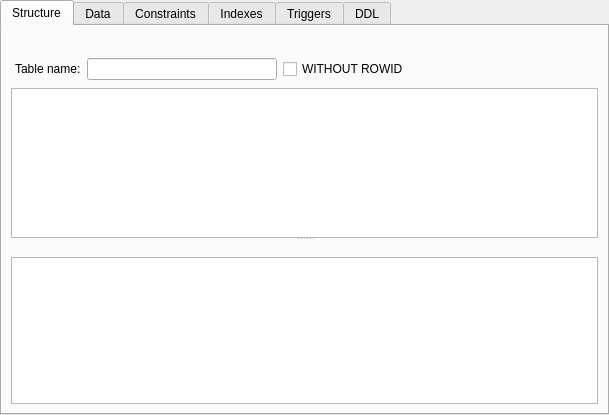
The window that SQLiteStudio3/guiSQLiteStudio/windows/tablewindow.ui (pawelsalawa/sqlitestudio) describes before a commit, drawn with Qt 5.
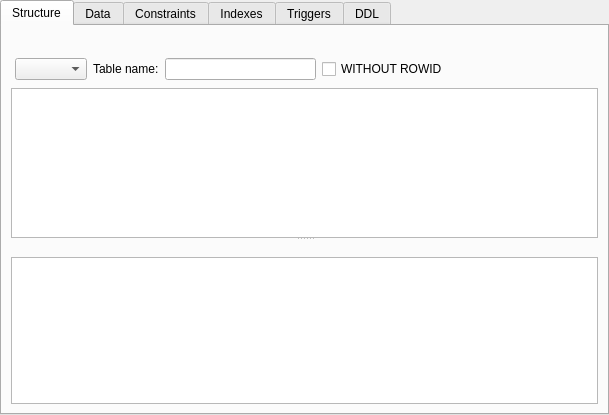
The same window after the commit. Custom widgets are drawn as their Qt base class.

What changed in the file:
```diff
--- a/SQLiteStudio3/guiSQLiteStudio/windows/tablewindow.ui
+++ b/SQLiteStudio3/guiSQLiteStudio/windows/tablewindow.ui
@@ -54,6 +54,16 @@
           <property name="bottomMargin">
            <number>2</number>
           </property>
+          <item>
+           <widget class="DbComboBox" name="dbCombo">
+            <property name="maximumSize">
+             <size>
+              <width>200</width>
+              <height>16777215</height>
+             </size>
+            </property>
+           </widget>
+          </item>
           <item>
            <widget class="QLabel" name="tableNameLabel">
             <property name="text">
@@ -317,6 +327,11 @@
    <extends>QTableWidget</extends>
    <header>common/exttablewidget.h</header>
   </customwidget>
+  <customwidget>
+   <class>DbComboBox</class>
+   <extends>QComboBox</extends>
+   <header>common/dbcombobox.h</header>
+  </customwidget>
  </customwidgets>
  <resources/>
  <connections/>
```
